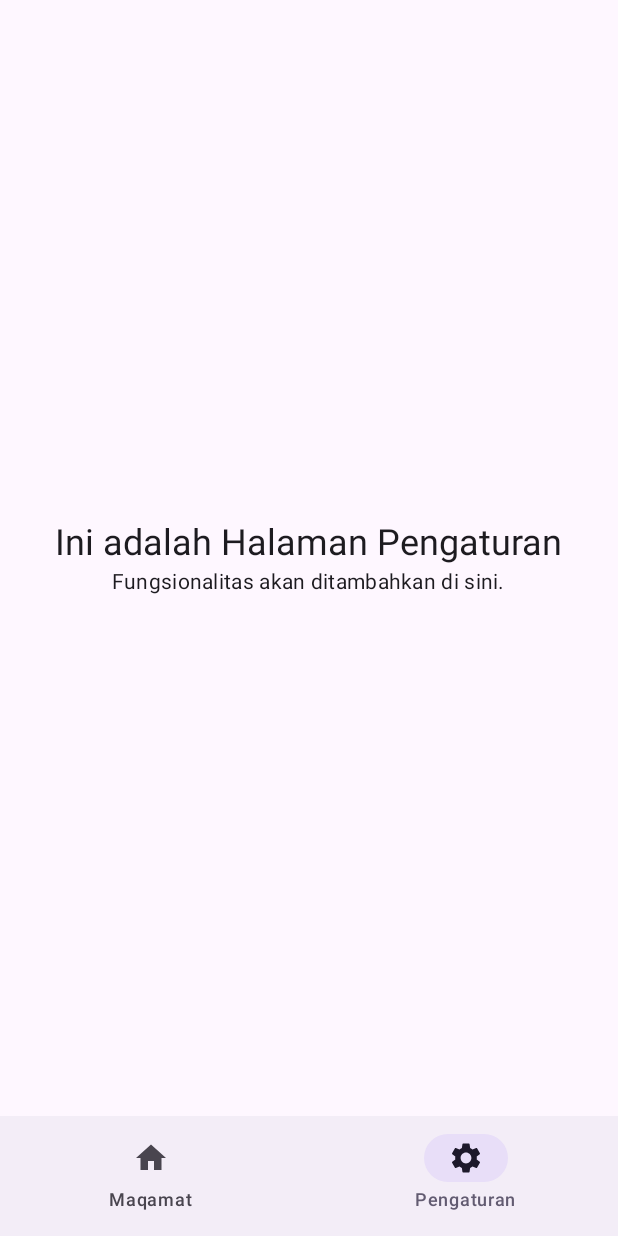
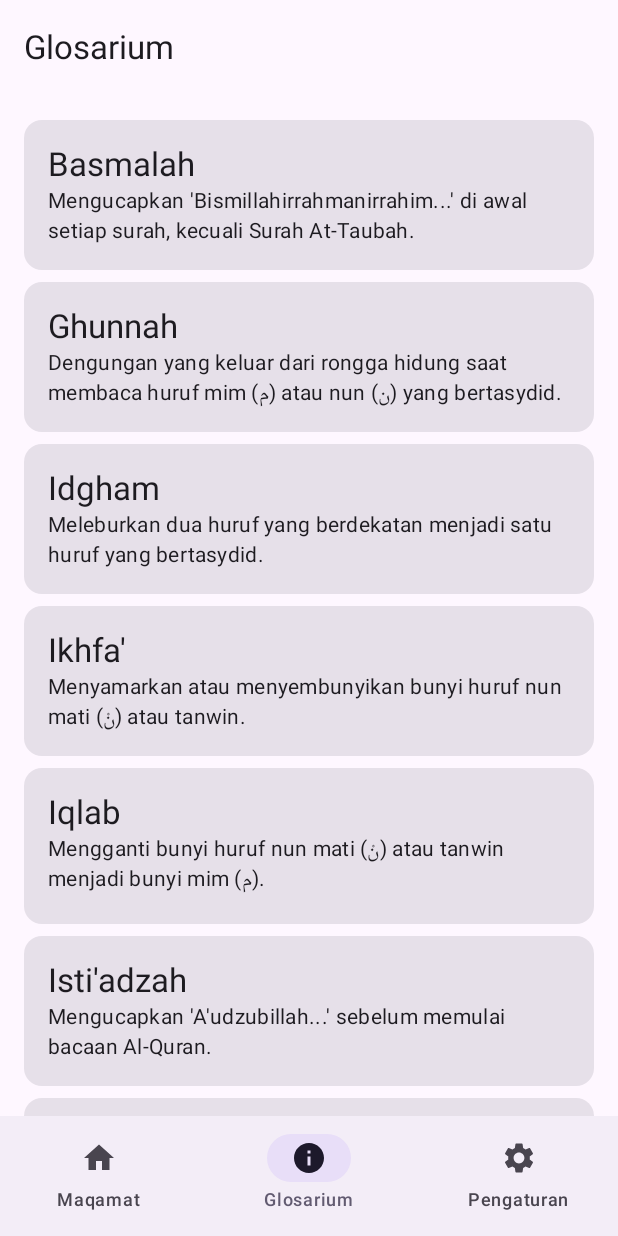
Before and after one commit to almagribii/MaqraDars, an Android app built with Jetpack Compose: the screen it shows after launch (MainActivity), item 2 of the bottom bar chosen, on a phone screen of 412 x 824 dp. Run offline under Robolectric (Android 15) with nearby library versions, the phone set to English and light mode, and no system bars; our stand-ins replace Room's generated code.

Commit message:
glosarium add

```diff
--- a/app/src/main/java/com/maqradars/MainActivity.kt
+++ b/app/src/main/java/com/maqradars/MainActivity.kt
@@ -1,4 +1,4 @@
-/// app/src/main/java/com/maqradars/MainActivity.kt
+// app/src/main/java/com/maqradars/MainActivity.kt
 
 package com.maqradars
 
@@ -13,6 +13,7 @@ import androidx.compose.foundation.lazy.items
 import androidx.compose.material.icons.Icons
 import androidx.compose.material.icons.filled.Add
 import androidx.compose.material.icons.filled.Home
+import androidx.compose.material.icons.filled.Info
 import androidx.compose.material.icons.filled.Settings
 import androidx.compose.material3.*
 import androidx.compose.runtime.*
@@ -28,9 +29,11 @@ import androidx.navigation.compose.currentBackStackEntryAsState
 import androidx.navigation.compose.rememberNavController
 import com.maqradars.data.MaqraDarsDatabase
 import com.maqradars.data.entity.AyatExample
+import com.maqradars.data.entity.GlosariumTerm
 import com.maqradars.data.entity.Maqam
 import com.maqradars.data.entity.MaqamVariant
 import com.maqradars.data.repository.MaqamRepository
+import com.maqradars.ui.screens.GlosariumScreen
 import com.maqradars.ui.screens.MaqamDetailScreen
 import com.maqradars.ui.screens.RecitationTypeSelectionScreen
 import com.maqradars.ui.screens.SettingsScreen
@@ -45,7 +48,7 @@ import kotlinx.coroutines.launch
 class MainActivity : ComponentActivity() {
 
     private val database by lazy { MaqraDarsDatabase.getDatabase(this) }
-    private val repository by lazy { MaqamRepository(database.maqamDao(), database.maqamVariantDao(), database.ayatExampleDao()) }
+    private val repository by lazy { MaqamRepository(database.maqamDao(), database.maqamVariantDao(), database.ayatExampleDao(), database.glosariumTermDao()) }
     private val viewModel: MaqamViewModel by viewModels { MaqamViewModelFactory(repository) }
 
     override fun onCreate(savedInstanceState: Bundle?) {
@@ -71,6 +74,8 @@ class MainActivity : ComponentActivity() {
             val maqamDao = database.maqamDao()
             val maqamVariantDao = database.maqamVariantDao()
             val ayatExampleDao = database.ayatExampleDao()
+            val glosariumTermDao = database.glosariumTermDao()
+
             if (maqamDao.getAllMaqamat().first().isEmpty()) {
                 val bayatiId = maqamDao.insertMaqam(
                     Maqam(name = "Bayati", description = "Maqam dasar yang tenang.", audioPathPureMaqam = "bayati.mp3", isFavorite = false)
@@ -92,12 +97,36 @@ class MainActivity : ComponentActivity() {
                     AyatExample(maqamVariantId = bayatiNaqaId, surahNumber = 1, ayatNumber = 2, arabicText = "اَلْحَمْدُ لِلّٰهِ رَبِّ الْعٰلَمِيْنَ", translationText = "Segala puji bagi Allah, Tuhan seluruh alam,", audioPath = "alfatihah_2")
                 )
             }
+
+            // PERBAIKAN: Pisahkan kondisi untuk glosarium
+            if (glosariumTermDao.getAllGlosariumTerms().first().isEmpty()) {
+                val glosariumTerms = listOf(
+                    GlosariumTerm(term = "Maqam", definition = "Tangga nada atau irama yang digunakan dalam pembacaan Al-Quran."),
+                    GlosariumTerm(term = "Tajwid", definition = "Ilmu yang mempelajari cara membaca huruf-huruf Al-Quran dengan benar dan tepat."),
+                    GlosariumTerm(term = "Tilawah", definition = "Bacaan Al-Quran yang dilantunkan dengan tartil dan penuh penghayatan."),
+                    GlosariumTerm(term = "Qira'ah", definition = "Cara pembacaan Al-Quran yang memiliki variasi dan sanad yang berbeda-beda."),
+                    GlosariumTerm(term = "Tartil", definition = "Membaca Al-Quran dengan perlahan, tenang, dan jelas, sesuai dengan aturan tajwid."),
+                    GlosariumTerm(term = "Idgham", definition = "Meleburkan dua huruf yang berdekatan menjadi satu huruf yang bertasydid."),
+                    GlosariumTerm(term = "Ikhfa'", definition = "Menyamarkan atau menyembunyikan bunyi huruf nun mati (نْ) atau tanwin."),
+                    GlosariumTerm(term = "Iqlab", definition = "Mengganti bunyi huruf nun mati (نْ) atau tanwin menjadi bunyi mim (م)."),
+                    GlosariumTerm(term = "Izhar", definition = "Membaca huruf nun mati (نْ) atau tanwin dengan jelas dan tanpa dengung."),
+                    GlosariumTerm(term = "Mad", definition = "Memanjangkan bunyi huruf pada kata-kata tertentu."),
+                    GlosariumTerm(term = "Ghunnah", definition = "Dengungan yang keluar dari rongga hidung saat membaca huruf mim (م) atau nun (ن) yang bertasydid."),
+                    GlosariumTerm(term = "Tarteel", definition = "Membaca Al-Quran dengan perlahan, tenang, dan jelas, sesuai dengan aturan tajwid."),
+                    GlosariumTerm(term = "Sifatul Huruf", definition = "Karakteristik atau sifat-sifat yang dimiliki oleh setiap huruf hijaiyah."),
+                    GlosariumTerm(term = "Makhrajul Huruf", definition = "Tempat keluarnya suara atau huruf hijaiyah dari organ-organ bicara."),
+                    GlosariumTerm(term = "Isti'adzah", definition = "Mengucapkan 'A'udzubillah...' sebelum memulai bacaan Al-Quran."),
+                    GlosariumTerm(term = "Basmalah", definition = "Mengucapkan 'Bismillahirrahmanirrahim...' di awal setiap surah, kecuali Surah At-Taubah.")
+                )
+                glosariumTermDao.insertAll(glosariumTerms)
+            }
         }
     }
 }
 
 sealed class Screen(val route: String, val title: String, val icon: androidx.compose.ui.graphics.vector.ImageVector) {
     data object MaqamList : Screen("maqam_list", "Maqamat", Icons.Default.Home)
+    data object Glosarium : Screen("glosarium", "Glosarium", Icons.Default.Info)
     data object Settings : Screen("settings", "Pengaturan", Icons.Default.Settings)
 }
 
@@ -113,7 +142,7 @@ fun MaqraDarsApp(
     Scaffold(
         bottomBar = {
             NavigationBar {
-                val items = listOf(Screen.MaqamList, Screen.Settings)
+                val items = listOf(Screen.MaqamList, Screen.Glosarium, Screen.Settings)
                 items.forEach { screen ->
                     NavigationBarItem(
                         icon = { Icon(screen.icon, contentDescription = screen.title) },
@@ -157,7 +186,6 @@ fun MaqraDarsApp(
                     onMujawwadClick = { id ->
                         navController.navigate("maqam_detail/$id")
                     },
-                    // PERBAIKAN: Mengirim nama surah 'Al-Fatihah' sebagai argumen
                     onTilawahClick = {
                         navController.navigate("tilawah_screen/Al-Fatihah")
                     },
@@ -172,10 +200,12 @@ fun MaqraDarsApp(
                     onBackClick = { navController.popBackStack() }
                 )
             }
-            // PERBAIKAN: Rute Tilawah didefinisikan dengan argumen
             composable("tilawah_screen/{surahName}") { backStackEntry ->
                 val surahName = backStackEntry.arguments?.getString("surahName") ?: "Tilawah"
                 TilawahScreen(surahName = surahName, onBackClick = { navController.popBackStack() })
+            }
+            composable(Screen.Glosarium.route) {
+                GlosariumScreen(viewModel = viewModel)
             }
             composable(Screen.Settings.route) {
                 SettingsScreen()
--- a/app/src/main/java/com/maqradars/data/dao/GlosariumTermDao.kt
+++ b/app/src/main/java/com/maqradars/data/dao/GlosariumTermDao.kt
@@ -12,6 +12,9 @@ import kotlinx.coroutines.flow.Flow
 interface GlosariumTermDao {
     @Insert
     suspend fun insertGlosariumTerm(term: GlosariumTerm): Long
+
+    @Insert
+    suspend fun insertAll(terms: List<GlosariumTerm>)
 
     @Update
     suspend fun updateGlosariumTermI(term: GlosariumTerm)
--- a/app/src/main/java/com/maqradars/data/repository/MaqamRepository.kt
+++ b/app/src/main/java/com/maqradars/data/repository/MaqamRepository.kt
@@ -3,21 +3,26 @@
 package com.maqradars.data.repository
 
 import com.maqradars.data.dao.AyatExampleDao
+import com.maqradars.data.dao.GlosariumTermDao
 import com.maqradars.data.dao.MaqamDao
 import com.maqradars.data.dao.MaqamVariantDao
 import com.maqradars.data.entity.AyatExample
+import com.maqradars.data.entity.GlosariumTerm
 import com.maqradars.data.entity.Maqam
 import com.maqradars.data.entity.MaqamVariant
 import kotlinx.coroutines.flow.Flow
 import kotlinx.coroutines.flow.firstOrNull
 
-// Konstruktor sekarang menerima TIGA DAO
 class MaqamRepository(
     private val maqamDao: MaqamDao,
     private val maqamVariantDao: MaqamVariantDao,
-    private val ayatExampleDao: AyatExampleDao // <-- Tambahkan DAO ini
+    private val ayatExampleDao: AyatExampleDao,
+    private val glosariumTermDao: GlosariumTermDao
+
 ) {
     val allMaqamat: Flow<List<Maqam>> = maqamDao.getAllMaqamat()
+    val allGlosariumTerms: Flow<List<GlosariumTerm>> = glosariumTermDao.getAllGlosariumTerms()
+
 
     suspend fun insertMaqam(maqam: Maqam): Long {
         return maqamDao.insertMaqam(maqam)
--- /dev/null
+++ b/app/src/main/java/com/maqradars/ui/screens/GlosariumScreen.kt
@@ -0,0 +1,72 @@
+// app/src/main/java/com/maqradars/ui/screens/GlosariumScreen.kt
+
+package com.maqradars.ui.screens
+
+import androidx.compose.foundation.layout.*
+import androidx.compose.foundation.lazy.LazyColumn
+import androidx.compose.foundation.lazy.items
+import androidx.compose.material3.*
+import androidx.compose.runtime.*
+import androidx.compose.ui.Modifier
+import androidx.compose.ui.tooling.preview.Preview
+import androidx.compose.ui.unit.dp
+import com.maqradars.data.entity.GlosariumTerm
+import com.maqradars.ui.theme.MaqraDarsTheme
+import com.maqradars.ui.viewmodel.MaqamViewModel
+
+@OptIn(ExperimentalMaterial3Api::class)
+@Composable
+fun GlosariumScreen(viewModel: MaqamViewModel) {
+    val glosariumTerms by viewModel.allGlosariumTerms.collectAsState(initial = emptyList())
+
+    Scaffold(
+        topBar = {
+            TopAppBar(
+                title = { Text(text = "Glosarium") }
+            )
+        }
+    ) { paddingValues ->
+        LazyColumn(
+            modifier = Modifier.padding(paddingValues).fillMaxSize(),
+            contentPadding = PaddingValues(16.dp),
+            verticalArrangement = Arrangement.spacedBy(8.dp)
+        ) {
+            items(glosariumTerms) { term ->
+                GlosariumItem(term = term)
+            }
+        }
+    }
+}
+
+@Composable
+fun GlosariumItem(term: GlosariumTerm) {
+    Card(
+        modifier = Modifier.fillMaxWidth()
+    ) {
+        Column(modifier = Modifier.padding(16.dp)) {
+            Text(text = term.term, style = MaterialTheme.typography.titleLarge)
+            Text(text = term.definition, style = MaterialTheme.typography.bodyMedium)
+        }
+    }
+}
+
+@Preview(showBackground = true)
+@Composable
+fun GlosariumScreenPreview() {
+    MaqraDarsTheme {
+        val dummyTerms = listOf(
+            GlosariumTerm(term = "Maqam", definition = "Tangga nada atau irama dalam pembacaan Al-Quran."),
+            GlosariumTerm(term = "Tajwid", definition = "Ilmu yang mempelajari cara membaca Al-Quran dengan benar.")
+        )
+        // Preview dengan data dummy
+        LazyColumn(
+            modifier = Modifier.fillMaxSize(),
+            contentPadding = PaddingValues(16.dp),
+            verticalArrangement = Arrangement.spacedBy(8.dp)
+        ) {
+            items(dummyTerms) { term ->
+                GlosariumItem(term = term)
+            }
+        }
+    }
+}
--- a/app/src/main/java/com/maqradars/ui/screens/RecitationTypeSelectionScreen.kt
+++ b/app/src/main/java/com/maqradars/ui/screens/RecitationTypeSelectionScreen.kt
@@ -9,9 +9,7 @@ import androidx.compose.material3.*
 import androidx.compose.runtime.Composable
 import androidx.compose.ui.Alignment
 import androidx.compose.ui.Modifier
-import androidx.compose.ui.platform.LocalContext
 import androidx.compose.ui.unit.dp
-
 
 @OptIn(ExperimentalMaterial3Api::class)
 @Composable
@@ -19,10 +17,10 @@ fun RecitationTypeSelectionScreen(
     maqamId: Long,
     maqamName: String,
     onMujawwadClick: (Long) -> Unit,
-    onTilawahClick: (String) -> Unit, // Mengubah tipe parameter
+    // PERBAIKAN: onTilawahClick sekarang memiliki parameter surahName
+    onTilawahClick: (String) -> Unit,
     onBackClick: () -> Unit
 ) {
-    val context = LocalContext.current
     Scaffold(
         topBar = {
             TopAppBar(
@@ -56,9 +54,8 @@ fun RecitationTypeSelectionScreen(
             }
             Spacer(modifier = Modifier.height(16.dp))
             Button(
-                onClick = {
-                    onTilawahClick("Al-Fatihah")
-                },
+                // PERBAIKAN: Panggil onTilawahClick dengan parameter
+                onClick = { onTilawahClick("Al-Fatihah") },
                 modifier = Modifier.fillMaxWidth().height(56.dp)
             ) {
                 Text(text = "Tilawah", style = MaterialTheme.typography.titleLarge)
--- a/app/src/main/java/com/maqradars/ui/viewmodel/MaqamViewModel.kt
+++ b/app/src/main/java/com/maqradars/ui/viewmodel/MaqamViewModel.kt
@@ -5,6 +5,7 @@ package com.maqradars.ui.viewmodel
 import androidx.lifecycle.ViewModel
 import androidx.lifecycle.viewModelScope
 import com.maqradars.data.entity.AyatExample
+import com.maqradars.data.entity.GlosariumTerm
 import com.maqradars.data.entity.Maqam
 import com.maqradars.data.entity.MaqamVariant
 import com.maqradars.data.repository.MaqamRepository
@@ -13,26 +14,24 @@ import kotlinx.coroutines.launch
 
 class MaqamViewModel(private val repository: MaqamRepository) : ViewModel() {
 
+    // Metode untuk Maqam
     val allMaqamat: Flow<List<Maqam>> = repository.allMaqamat
+    val allGlosariumTerms: Flow<List<GlosariumTerm>> = repository.allGlosariumTerms
+
 
     suspend fun getMaqamById(maqamId: Long): Maqam? {
         return repository.getMaqamById(maqamId)
     }
 
-    fun getVariantsByMaqamId(maqamId: Long): Flow<List<MaqamVariant>> {
-        return repository.getVariantsByMaqamId(maqamId)
-    }
-
-    // Metode baru untuk mengambil daftar ayat
-    fun getAyatExamplesByMaqamVariantId(maqamVariantId: Long): Flow<List<AyatExample>> {
-        return repository.getAyatExamplesByMaqamVariantId(maqamVariantId)
-    }
-
-    // Anda bisa tambahkan fungsi insertMaqam di sini
     fun insertMaqam(maqam: Maqam) {
         viewModelScope.launch {
             repository.insertMaqam(maqam)
         }
+    }
+
+    // Metode untuk MaqamVariant
+    fun getVariantsByMaqamId(maqamId: Long): Flow<List<MaqamVariant>> {
+        return repository.getVariantsByMaqamId(maqamId)
     }
 
     fun insertMaqamVariant(variant: MaqamVariant) {
@@ -40,4 +39,15 @@ class MaqamViewModel(private val repository: MaqamRepository) : ViewModel() {
             repository.insertMaqamVariant(variant)
         }
     }
+
+    // Metode untuk AyatExample
+    fun getAyatExamplesByMaqamVariantId(maqamVariantId: Long): Flow<List<AyatExample>> {
+        return repository.getAyatExamplesByMaqamVariantId(maqamVariantId)
+    }
+
+    fun insertAyatExample(ayat: AyatExample) {
+        viewModelScope.launch {
+            repository.insertAyatExample(ayat)
+        }
+    }
 }
```
